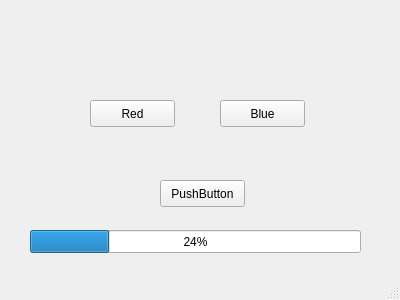
Qt form Assignment5-BinarySimon/Assignment5-BinarySimon/mainwindow.ui (thePeterPan/CS3505-2016) before a commit.
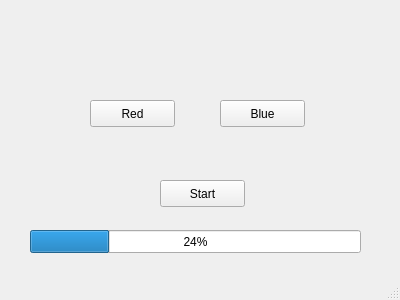
The same form after that commit.

```diff
--- a/Assignment5-BinarySimon/Assignment5-BinarySimon/mainwindow.ui
+++ b/Assignment5-BinarySimon/Assignment5-BinarySimon/mainwindow.ui
@@ -24,7 +24,7 @@
      </rect>
     </property>
     <property name="text">
-     <string>PushButton</string>
+     <string>Start</string>
     </property>
    </widget>
    <widget class="QPushButton" name="pushButton_red">
```
